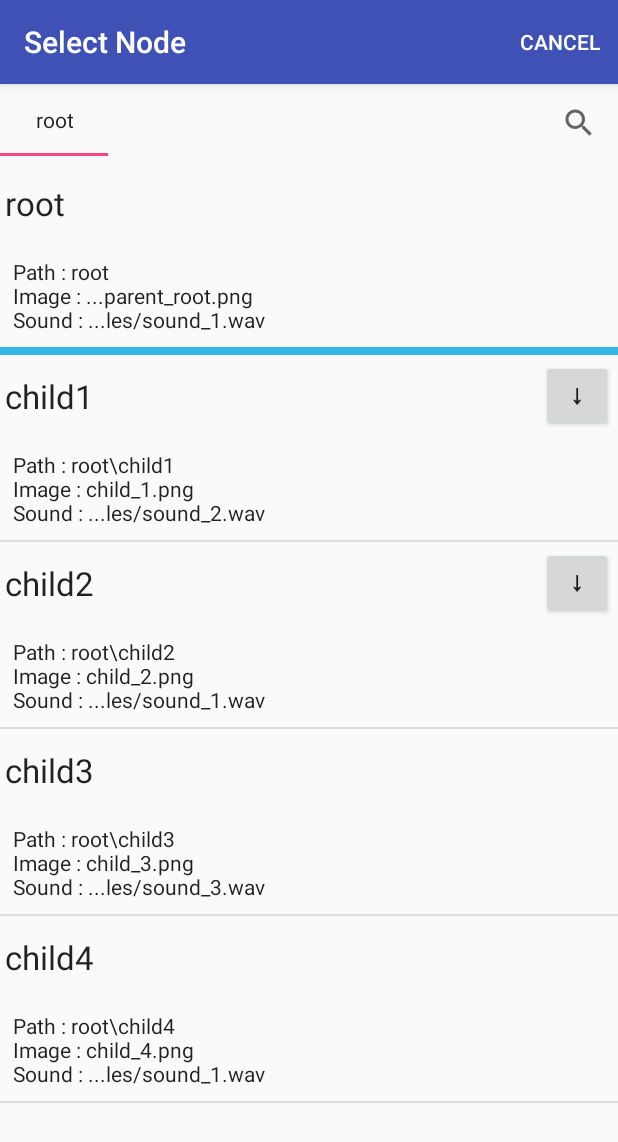
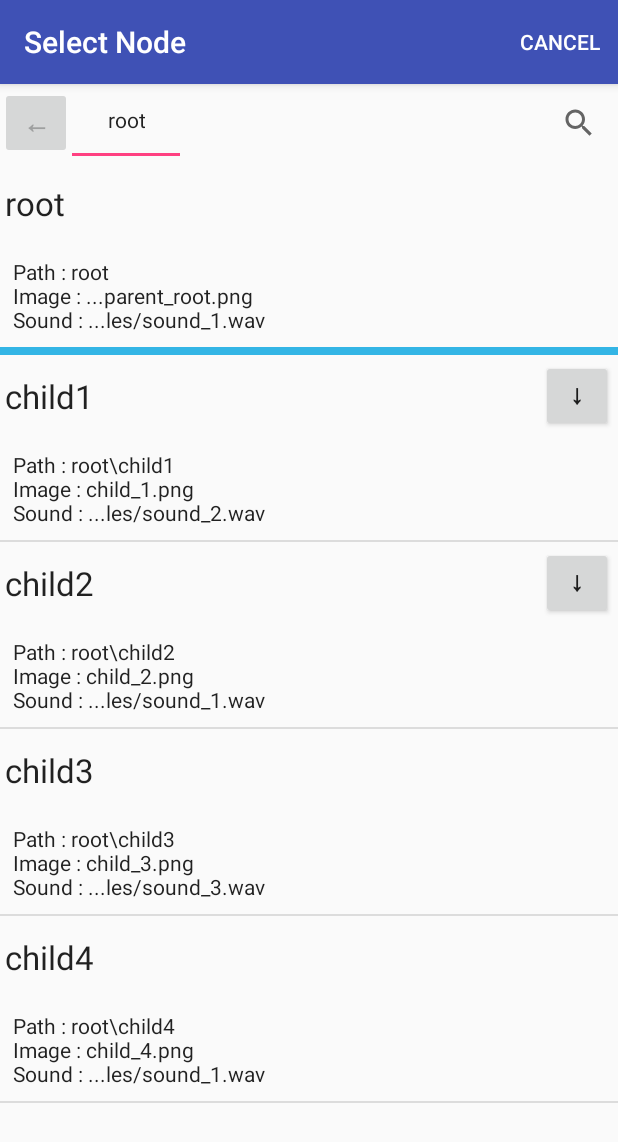
Before and after one commit to tkpphr/AndroidMediaNode, an Android app: the screen it shows after launch (SelectMediaNodeActivity), after a tap on "SELECT NODE FROM ACTIVITY", on a phone screen of 412 x 824 dp. Shown: the top 1142 px of the screen. Run offline under Robolectric (Android 15) with nearby library versions, the phone set to English and light mode, and no system bars; 1 statement that could not run was skipped.

Commit message:
Add MediaNodePickerView. SelectMediaNodeActivity and SelectMediaNodeDialog will use MediaNodePickerView.

```diff
--- a/demo/src/main/AndroidManifest.xml
+++ b/demo/src/main/AndroidManifest.xml
@@ -17,7 +17,8 @@
                 <category android:name="android.intent.category.LAUNCHER" />
             </intent-filter>
         </activity>
-        <activity android:name="com.tkpphr.android.medianode.view.activity.SelectMediaNodeActivity"/>
+        <activity
+            android:name="com.tkpphr.android.medianode.view.activity.SelectMediaNodeActivity"/>
 
     </application>
 </manifest>
--- a/library/src/main/java/com/tkpphr/android/medianode/view/activity/SelectMediaNodeActivity.java
+++ b/library/src/main/java/com/tkpphr/android/medianode/view/activity/SelectMediaNodeActivity.java
@@ -33,12 +33,13 @@ import com.tkpphr.android.medianode.core.MediaNodeFilter;
 import com.tkpphr.android.medianode.util.MediaNodeSelector;
 import com.tkpphr.android.medianode.util.SelectableMediaNodeImpl;
 import com.tkpphr.android.medianode.view.customview.MediaNodeExplorerView;
+import com.tkpphr.android.medianode.view.customview.MediaNodePickerView;
 import com.tkpphr.android.medianode.view.customview.OnMediaNodeSelectedListener;
 import com.tkpphr.android.medianode.view.dialog.ConfirmMediaNodeSelectDialog;
 
-public class SelectMediaNodeActivity extends AppCompatActivity implements OnMediaNodeSelectedListener,ConfirmMediaNodeSelectDialog.OnConfirmedListener {
+public class SelectMediaNodeActivity extends AppCompatActivity implements MediaNodePickerView.OnMediaNodePickedListener {
     private Toolbar toolbar;
-    private MediaNodeExplorerView mediaNodeExplorerView;
+    private MediaNodePickerView mediaNodePickerView;
 
     public static Intent createIntent(Context context, String title, MediaNode<?> startNode, MediaNodeFilter<MediaNode<?>> filter){
         Intent intent=new Intent(context,SelectMediaNodeActivity.class);
@@ -72,14 +73,14 @@ public class SelectMediaNodeActivity extends AppCompatActivity implements OnMedi
             toolbar.setVisibility(View.GONE);
         }
         setTitle(getIntent().getStringExtra("title"));
-        mediaNodeExplorerView=findViewById(R.id.mdnd_media_node_explorer_view);
-        mediaNodeExplorerView.setOnMediaNodeSelectedListener(this);
+        mediaNodePickerView=findViewById(R.id.mdnd_media_node_picker_view);
+        mediaNodePickerView.setOnMediaNodePickedListener(this);
         if(savedInstanceState==null) {
             SelectableMediaNodeImpl rootNode = (SelectableMediaNodeImpl) getIntent().getSerializableExtra("node");
             String startPath=getIntent().getStringExtra("start_path");
             SelectableMediaNodeImpl startNode=rootNode.find(startPath);
             MediaNodeSelector mediaNodeSelector=new MediaNodeSelector(startNode);
-            mediaNodeExplorerView.setMediaNodeSelector(mediaNodeSelector);
+            mediaNodePickerView.initialize(mediaNodeSelector);
         }
         setResult(RESULT_CANCELED);
     }
@@ -99,19 +100,7 @@ public class SelectMediaNodeActivity extends AppCompatActivity implements OnMedi
     }
 
     @Override
-    public void onBackPressed() {
-        if(!mediaNodeExplorerView.back()) {
-            super.onBackPressed();
-        }
-    }
-
-    @Override
-    public void onMediaNodeSelected(MediaNode<?> mediaNode) {
-        ConfirmMediaNodeSelectDialog.newInstance(mediaNode).show(getSupportFragmentManager(),null);
-    }
-
-    @Override
-    public void onConfirmed(MediaNode<?> mediaNode) {
+    public void onMediaNodePicked(MediaNode<?> mediaNode) {
         Intent intent = new Intent();
         intent.putExtra("selected_media_node",((SelectableMediaNodeImpl)mediaNode).getMediaNode());
         setResult(Activity.RESULT_OK, intent);
--- a/library/src/main/java/com/tkpphr/android/medianode/view/customview/MediaNodePathBar.java
+++ b/library/src/main/java/com/tkpphr/android/medianode/view/customview/MediaNodePathBar.java
@@ -57,6 +57,10 @@ public class MediaNodePathBar extends TabLayout{
             }
             addTab(tab);
         }
+        scrollToLastTab();
+    }
+
+    public void scrollToLastTab(){
         post(new Runnable() {
             @Override
             public void run() {
--- /dev/null
+++ b/library/src/main/java/com/tkpphr/android/medianode/view/customview/MediaNodePickerView.java
@@ -0,0 +1,129 @@
+/*
+   Copyright 2018 tkpphr
+
+   Licensed under the Apache License, Version 2.0 (the "License");
+   you may not use this file except in compliance with the License.
+   You may obtain a copy of the License at
+
+       http://www.apache.org/licenses/LICENSE-2.0
+
+   Unless required by applicable law or agreed to in writing, software
+   distributed under the License is distributed on an "AS IS" BASIS,
+   WITHOUT WARRANTIES OR CONDITIONS OF ANY KIND, either express or implied.
+   See the License for the specific language governing permissions and
+   limitations under the License.
+*/
+package com.tkpphr.android.medianode.view.customview;
+
+import android.content.Context;
+import android.os.Bundle;
+import android.os.Parcelable;
+import android.support.annotation.Nullable;
+import android.support.constraint.ConstraintLayout;
+import android.util.AttributeSet;
+import android.view.LayoutInflater;
+import android.view.View;
+import android.widget.Button;
+import android.widget.FrameLayout;
+import android.widget.LinearLayout;
+
+import com.tkpphr.android.medianode.R;
+import com.tkpphr.android.medianode.core.MediaNode;
+import com.tkpphr.android.medianode.util.MediaNodeSelector;
+
+public class MediaNodePickerView extends FrameLayout {
+	private MediaNodeExplorerView mediaNodeExplorerView;
+	private SelectedMediaNodeView selectedMediaNodeView;
+	private ConstraintLayout selectedMediaNodeContainer;
+	private Button selectButton;
+	private Button cancelSelectButton;
+	private boolean isMediaNodeSelected;
+	private OnMediaNodePickedListener onMediaNodePickedListener;
+
+	public MediaNodePickerView(Context context, @Nullable AttributeSet attrs) {
+		super(context, attrs);
+		LayoutInflater.from(context).inflate(R.layout.mdnd_view_media_node_picker,this,true);
+		if(isInEditMode()){
+			return;
+		}
+		mediaNodeExplorerView=findViewById(R.id.mdnd_media_node_explorer_view);
+		mediaNodeExplorerView.setOnMediaNodeSelectedListener(new OnMediaNodeSelectedListener() {
+			@Override
+			public void onMediaNodeSelected(MediaNode<?> mediaNode) {
+				selectedMediaNodeView.setMediaNode(mediaNode);
+				setMediaNodeSelected(true);
+			}
+		});
+		selectedMediaNodeView=findViewById(R.id.mdnd_selected_media_node_view);
+		selectedMediaNodeContainer=findViewById(R.id.mdnd_selected_media_node_container);
+		selectButton=findViewById(R.id.mdnd_select_button);
+		selectButton.setOnClickListener(new OnClickListener() {
+			@Override
+			public void onClick(View v) {
+				if(onMediaNodePickedListener!=null && selectedMediaNodeView.getMediaNode()!=null){
+					onMediaNodePickedListener.onMediaNodePicked(selectedMediaNodeView.getMediaNode());
+				}
+			}
+		});
+		cancelSelectButton =findViewById(R.id.mdnd_cancel_select_button);
+		cancelSelectButton.setOnClickListener(new OnClickListener() {
+			@Override
+			public void onClick(View v) {
+				setMediaNodeSelected(false);
+			}
+		});
+	}
+
+	@Nullable
+	@Override
+	protected Parcelable onSaveInstanceState() {
+		Bundle outState=new Bundle();
+		outState.putParcelable("super_state",super.onSaveInstanceState());
+		outState.putBoolean("is_media_node_selected", isMediaNodeSelected);
+		return outState;
+	}
+
+	@Override
+	protected void onRestoreInstanceState(Parcelable state) {
+		if(state instanceof Bundle){
+			Bundle savedState=(Bundle)state;
+			state=savedState.getParcelable("super_state");
+			setMediaNodeSelected(savedState.getBoolean("is_media_node_selected"));
+		}
+		super.onRestoreInstanceState(state);
+	}
+
+	public void initialize(MediaNodeSelector mediaNodeSelector){
+		mediaNodeExplorerView.setMediaNodeSelector(mediaNodeSelector);
+		setMediaNodeSelected(false);
+	}
+
+	public boolean back(){
+		if(isMediaNodeSelected){
+			setMediaNodeSelected(false);
+			return true;
+		}else {
+			return mediaNodeExplorerView.back();
+		}
+	}
+
+	public void setOnMediaNodePickedListener(OnMediaNodePickedListener onMediaNodePickedListener) {
+		this.onMediaNodePickedListener = onMediaNodePickedListener;
+	}
+
+	private void setMediaNodeSelected(boolean isSelected){
+		this.isMediaNodeSelected =isSelected;
+		if(this.isMediaNodeSelected){
+			mediaNodeExplorerView.setVisibility(INVISIBLE);
+			selectedMediaNodeContainer.setVisibility(VISIBLE);
+		}else {
+			mediaNodeExplorerView.setVisibility(VISIBLE);
+			selectedMediaNodeContainer.setVisibility(INVISIBLE);
+		}
+	}
+
+	public interface OnMediaNodePickedListener{
+		void onMediaNodePicked(MediaNode<?> mediaNode);
+	}
+
+}
--- a/library/src/main/res/layout/mdnd_activity_select_media_node.xml
+++ b/library/src/main/res/layout/mdnd_activity_select_media_node.xml
@@ -27,8 +27,9 @@
         android:background="?colorPrimary"
         app:elevation="4dp">
     </android.support.v7.widget.Toolbar>
-    <com.tkpphr.android.medianode.view.customview.MediaNodeExplorerView
-        android:id="@+id/mdnd_media_node_explorer_view"
+    <com.tkpphr.android.medianode.view.customview.MediaNodePickerView
+        android:id="@+id/mdnd_media_node_picker_view"
         android:layout_width="match_parent"
-        android:layout_height="match_parent"/>
+        android:layout_height="match_parent">
+    </com.tkpphr.android.medianode.view.customview.MediaNodePickerView>
 </LinearLayout>
--- a/library/src/main/res/layout/mdnd_view_media_node_explorer.xml
+++ b/library/src/main/res/layout/mdnd_view_media_node_explorer.xml
@@ -19,7 +19,19 @@
               android:orientation="vertical"
               android:layout_width="match_parent"
               android:layout_height="match_parent">
-
+    <LinearLayout
+        android:layout_width="match_parent"
+        android:layout_height="wrap_content"
+        android:orientation="horizontal">
+        <android.support.v7.widget.AppCompatButton
+            android:id="@+id/mdnd_back_button"
+            android:layout_width="48dp"
+            android:layout_height="48dp"
+            android:layout_gravity="center_vertical"
+            android:textStyle="bold"
+            android:textColor="?android:textColorPrimary"
+            android:textAppearance="?android:textAppearanceMedium"
+            android:text="←"/>
         <FrameLayout
             android:layout_width="match_parent"
             android:layout_height="wrap_content">
@@ -59,7 +71,7 @@
                 app:iconifiedByDefault="false">
             </android.support.v7.widget.SearchView>
         </FrameLayout>
-
+    </LinearLayout>
     <FrameLayout
         android:layout_width="match_parent"
         android:layout_height="match_parent">
--- /dev/null
+++ b/library/src/main/res/layout/mdnd_view_media_node_picker.xml
@@ -0,0 +1,68 @@
+<?xml version="1.0" encoding="utf-8"?>
+<!--
+    Copyright 2018 tkpphr
+
+    Licensed under the Apache License, Version 2.0 (the "License");
+    you may not use this file except in compliance with the License.
+    You may obtain a copy of the License at
+
+    http://www.apache.org/licenses/LICENSE-2.0
+
+    Unless required by applicable law or agreed to in writing, software
+    distributed under the License is distributed on an "AS IS" BASIS,
+    WITHOUT WARRANTIES OR CONDITIONS OF ANY KIND, either express or implied.
+    See the License for the specific language governing permissions and
+    limitations under the License.
+-->
+
+<FrameLayout
+    xmlns:android="http://schemas.android.com/apk/res/android"
+    android:layout_width="match_parent"
+    android:layout_height="match_parent"
+    xmlns:app="http://schemas.android.com/apk/res-auto">
+    <com.tkpphr.android.medianode.view.customview.MediaNodeExplorerView
+        android:id="@+id/mdnd_media_node_explorer_view"
+        android:layout_width="match_parent"
+        android:layout_height="match_parent"
+        android:visibility="invisible"/>
+    <android.support.constraint.ConstraintLayout
+        android:id="@+id/mdnd_selected_media_node_container"
+        android:layout_width="match_parent"
+        android:layout_height="match_parent"
+        android:visibility="invisible">
+        <com.tkpphr.android.medianode.view.customview.SelectedMediaNodeView
+            android:id="@+id/mdnd_selected_media_node_view"
+            android:layout_width="0dp"
+            android:layout_height="0dp"
+            app:layout_constraintTop_toTopOf="parent"
+            app:layout_constraintBottom_toTopOf="@+id/mdnd_border_buttons"
+            app:layout_constraintStart_toStartOf="parent"
+            app:layout_constraintEnd_toEndOf="parent"/>
+        <View
+            android:id="@+id/mdnd_border_buttons"
+            android:layout_width="0dp"
+            android:layout_height="2dp"
+            android:background="@android:color/darker_gray"
+            app:layout_constraintTop_toBottomOf="@+id/mdnd_selected_media_node_view"
+            app:layout_constraintBottom_toTopOf="@+id/mdnd_cancel_select_button"
+            app:layout_constraintStart_toStartOf="parent"
+            app:layout_constraintEnd_toEndOf="parent"/>
+        <Button
+            android:id="@+id/mdnd_cancel_select_button"
+            android:layout_width="wrap_content"
+            android:layout_height="48dp"
+            android:text="@string/mdnd_back"
+            app:layout_constraintTop_toBottomOf="@+id/mdnd_border_buttons"
+            app:layout_constraintBottom_toBottomOf="parent"
+            app:layout_constraintStart_toStartOf="parent"
+            app:layout_constraintEnd_toStartOf="@+id/mdnd_select_button"/>
+        <Button
+            android:id="@+id/mdnd_select_button"
+            android:layout_width="wrap_content"
+            android:layout_height="48dp"
+            android:text="@string/mdnd_select"
+            app:layout_constraintBaseline_toBaselineOf="@+id/mdnd_cancel_select_button"
+            app:layout_constraintStart_toEndOf="@+id/mdnd_cancel_select_button"
+            app:layout_constraintEnd_toEndOf="parent"/>
+    </android.support.constraint.ConstraintLayout>
+</FrameLayout>
--- a/library/src/main/res/values/strings.xml
+++ b/library/src/main/res/values/strings.xml
@@ -24,5 +24,6 @@
     <string name="mdnd_none">None</string>
     <string name="mdnd_select">Select</string>
     <string name="mdnd_cancel">Cancel</string>
+    <string name="mdnd_back">Back</string>
     <string name="mdnd_hint_search_node_name">Search by node name</string>
 </resources>
```
Also changed, not shown: library/src/main/java/com/tkpphr/android/medianode/util/MediaNodeSelector.java (+13 -8 lines), library/src/main/java/com/tkpphr/android/medianode/view/adapter/FoundMediaNodeListAdapter.java (+4 -7 lines), library/src/main/java/com/tkpphr/android/medianode/view/customview/MediaNodeExplorerView.java (+23 -1 lines), library/src/main/java/com/tkpphr/android/medianode/view/customview/SelectedMediaNodeView.java (+35 -0 lines), library/src/main/java/com/tkpphr/android/medianode/view/dialog/SelectMediaNodeDialog.java (+8 -16 lines), library/src/main/res/layout/mdnd_dialog_select_media_node.xml (+3 -14 lines), 1 other file. Lines whose indentation alone changed are shown as unchanged.
